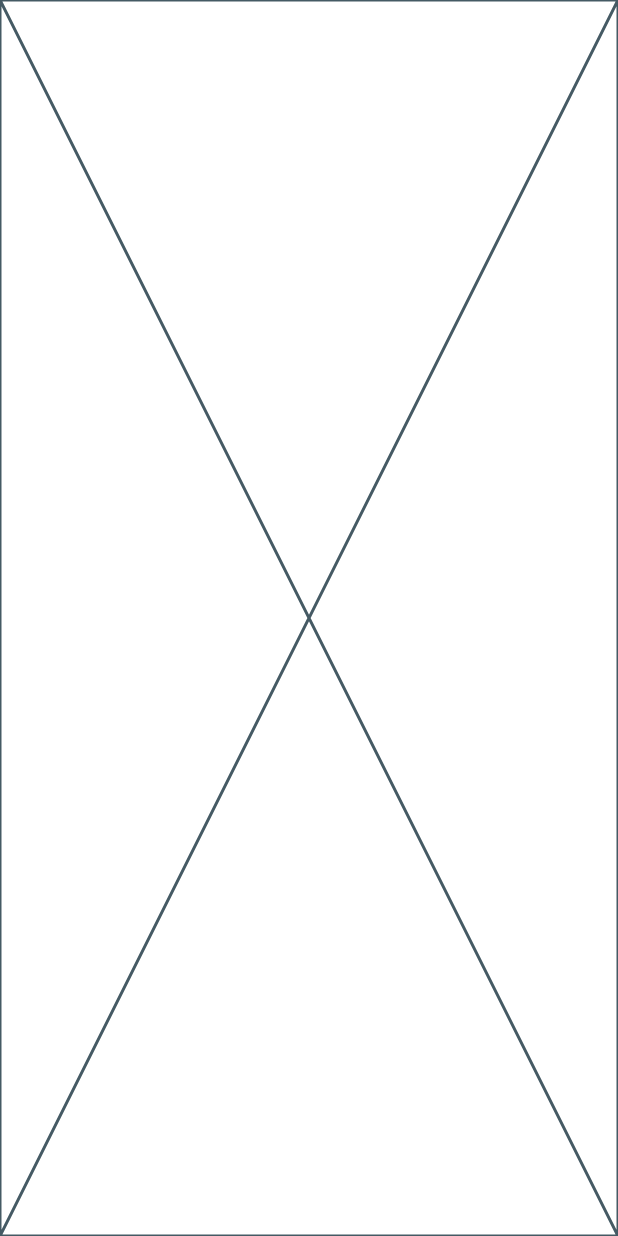
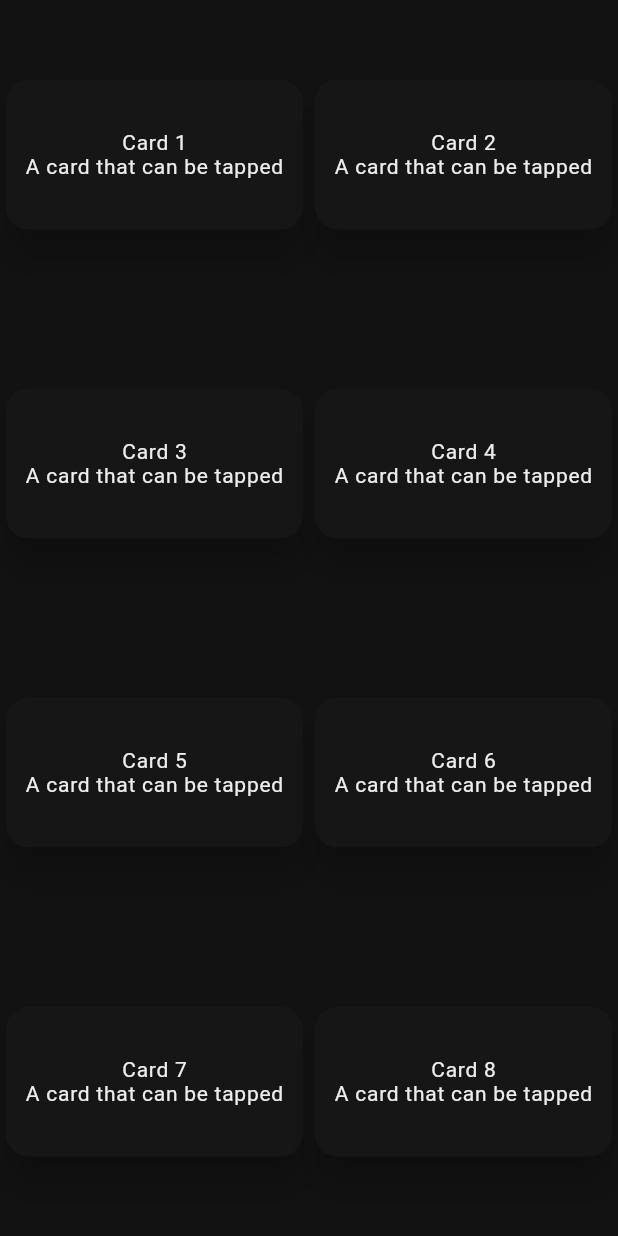
Before and after one commit to yatendra2001/memlearn, a Flutter app: the screen it shows once a user with an empty profile is signed in, on a phone screen of 412 x 824 dp. Run offline on Flutter 3.47's test engine with Material 2 defaults, Android fonts, the phone set to English and light mode, and no system bars; our stand-ins replace flutter_dotenv, flutter_screenutil, supabase_flutter; missing offline and left inert: neopop; accounts and stored records are empty; generated files the repository leaves out were written again; Roboto replaces fonts that are missing (Gilroy-SemiBold).

Commit message:
init repo

```diff
--- a/lib/src/app.dart
+++ b/lib/src/app.dart
@@ -4,6 +4,7 @@ import 'package:flutter_localizations/flutter_localizations.dart';
 import 'package:memlearn/src/auth/view/auth_page.dart';
 import 'package:memlearn/src/home/view/home_page.dart';
 import 'package:memlearn/src/splash/view/splash_page.dart';
+import 'package:memlearn/src/theme_data.dart';
 
 class MemLearn extends StatelessWidget {
   const MemLearn({
@@ -26,10 +27,7 @@ class MemLearn extends StatelessWidget {
       ],
       onGenerateTitle: (BuildContext context) =>
           AppLocalizations.of(context)!.appTitle,
-      theme: ThemeData(
-        colorScheme: ColorScheme.fromSeed(seedColor: Colors.deepPurple),
-        useMaterial3: true,
-      ),
+      theme: memlearnTheme(),
       onGenerateRoute: (RouteSettings routeSettings) {
         return MaterialPageRoute<void>(
           settings: routeSettings,
--- a/lib/src/home/view/home_page.dart
+++ b/lib/src/home/view/home_page.dart
@@ -8,6 +8,37 @@ class HomePage extends StatelessWidget {
   @override
   Widget build(BuildContext context) {
     // Supabase.instance.client.auth.signOut();
-    return const Placeholder();
+    return Scaffold(
+      body: GridView.count(
+        crossAxisCount: 2,
+        children: List.generate(10, (index) {
+          return Center(
+            child: Card(
+              shape: RoundedRectangleBorder(
+                borderRadius: BorderRadius.circular(15.0),
+              ),
+              elevation: 10,
+              child: InkWell(
+                splashColor: Colors.blue.withAlpha(30),
+                onTap: () {
+                  print('Card tapped.');
+                },
+                child: Container(
+                  width: 300,
+                  height: 100,
+                  child: Column(
+                    mainAxisAlignment: MainAxisAlignment.center,
+                    children: <Widget>[
+                      Text('Card ${index + 1}'),
+                      Text('A card that can be tapped'),
+                    ],
+                  ),
+                ),
+              ),
+            ),
+          );
+        }),
+      ),
+    );
   }
 }
--- /dev/null
+++ b/lib/src/theme_data.dart
@@ -0,0 +1,44 @@
+import 'package:flutter/material.dart';
+import 'package:memlearn/src/utils/theme_constants.dart';
+
+ThemeData memlearnTheme() {
+  return ThemeData(
+    brightness: Brightness.dark,
+    primaryColor:
+        Colors.deepPurple, // A deep purple color often associated with CRED
+    scaffoldBackgroundColor:
+        AppColorTheme.kColorNotBlack, // Dark background color
+    cardColor: AppColorTheme
+        .kColorLightBlack, // Slightly lighter color for cards/widgets
+    fontFamily: 'Gilroy',
+    textTheme: TextTheme(
+      displayLarge: TextStyle(
+          color: AppColorTheme.kColorWhiteText,
+          fontSize: 28,
+          fontWeight: FontWeight.bold),
+      displayMedium: TextStyle(
+          color: AppColorTheme.kColorWhiteText,
+          fontSize: 24,
+          fontWeight: FontWeight.bold),
+      displaySmall: TextStyle(
+          color: AppColorTheme.kColorWhiteText,
+          fontSize: 20,
+          fontWeight: FontWeight.bold,
+          letterSpacing: 0.5),
+      bodyLarge: TextStyle(
+        color: AppColorTheme.kColorWhiteText,
+        fontSize: 16,
+      ),
+      bodyMedium: TextStyle(
+          color: AppColorTheme.kColorWhiteText,
+          fontSize: 14,
+          fontFamily: "Gilroy-SemiBold",
+          letterSpacing: 0.5),
+      bodySmall: TextStyle(
+        color: AppColorTheme.kColorWhiteText,
+        fontSize: 12,
+        fontFamily: "Gilroy-SemiBold",
+      ),
+    ),
+  );
+}
```
Also changed, not shown: lib/src/auth/view/auth_page.dart (+17 -19 lines), lib/src/utils/theme_constants.dart (added, +12 -0 lines), 1 other file.
